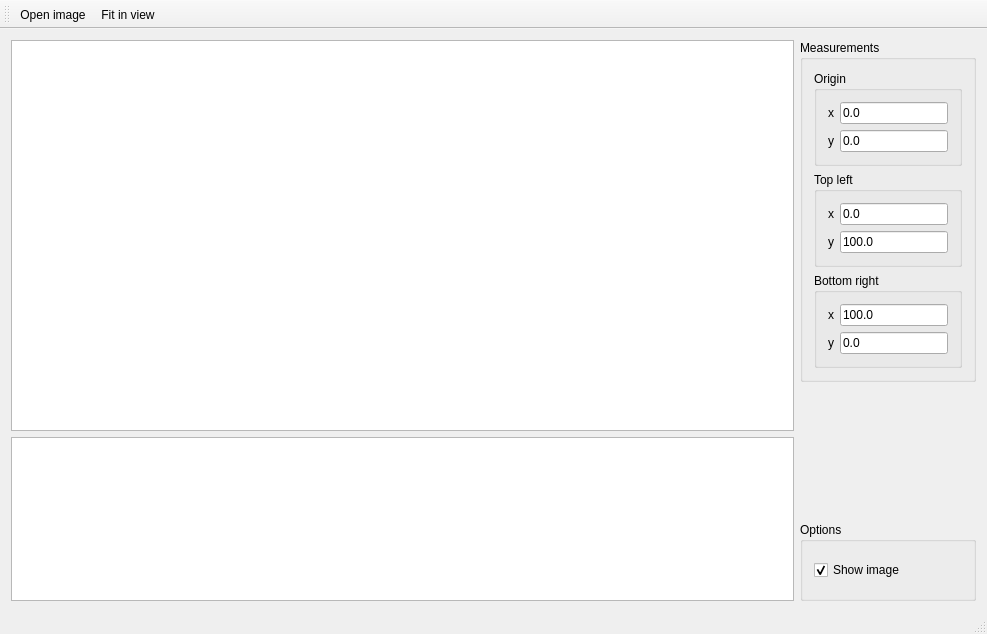
First picture: the form in MainWindow.ui, repository hheld/CurveExtractor, before the edit.
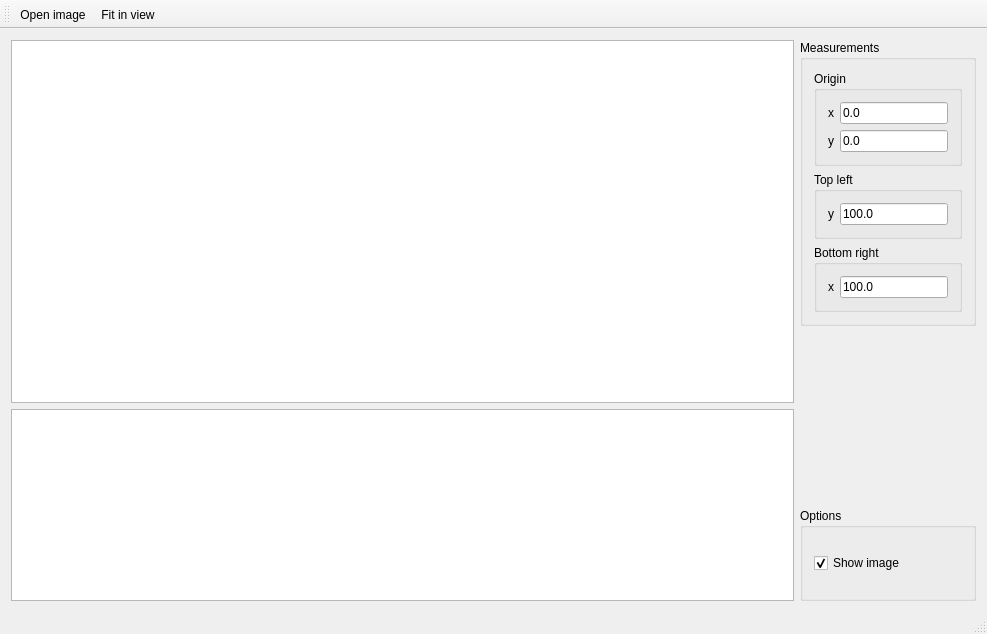
Second picture: the form after the edit. Custom widgets are drawn as their Qt base class.

Commit message: Simplified input a little bit. Not all bounding area parameters are actually needed and useful

```diff
--- a/MainWindow.ui
+++ b/MainWindow.ui
@@ -79,31 +79,17 @@
           <string>Top left</string>
          </property>
          <layout class="QFormLayout" name="formLayout_2">
+          <property name="fieldGrowthPolicy">
+           <enum>QFormLayout::AllNonFixedFieldsGrow</enum>
+          </property>
           <item row="0" column="0">
-           <widget class="QLabel" name="label_3">
-            <property name="text">
-             <string>x</string>
-            </property>
-           </widget>
-          </item>
-          <item row="0" column="1">
-           <widget class="QLineEdit" name="lineEdit_topLeftX">
-            <property name="inputMethodHints">
-             <set>Qt::ImhNone</set>
-            </property>
-            <property name="text">
-             <string>0.0</string>
-            </property>
-           </widget>
-          </item>
-          <item row="1" column="0">
            <widget class="QLabel" name="label_4">
             <property name="text">
              <string>y</string>
             </property>
            </widget>
           </item>
-          <item row="1" column="1">
+          <item row="0" column="1">
            <widget class="QLineEdit" name="lineEdit_topLeftY">
             <property name="inputMethodHints">
              <set>Qt::ImhNone</set>
@@ -122,6 +108,9 @@
           <string>Bottom right</string>
          </property>
          <layout class="QFormLayout" name="formLayout_3">
+          <property name="fieldGrowthPolicy">
+           <enum>QFormLayout::AllNonFixedFieldsGrow</enum>
+          </property>
           <item row="0" column="0">
            <widget class="QLabel" name="label_5">
             <property name="text">
@@ -139,23 +128,6 @@
             </property>
            </widget>
           </item>
-          <item row="1" column="0">
-           <widget class="QLabel" name="label_6">
-            <property name="text">
-             <string>y</string>
-            </property>
-           </widget>
-          </item>
-          <item row="1" column="1">
-           <widget class="QLineEdit" name="lineEdit_bottomRightY">
-            <property name="inputMethodHints">
-             <set>Qt::ImhNone</set>
-            </property>
-            <property name="text">
-             <string>0.0</string>
-            </property>
-           </widget>
-          </item>
          </layout>
         </widget>
        </item>
```
The commit also changes 1 other file.
